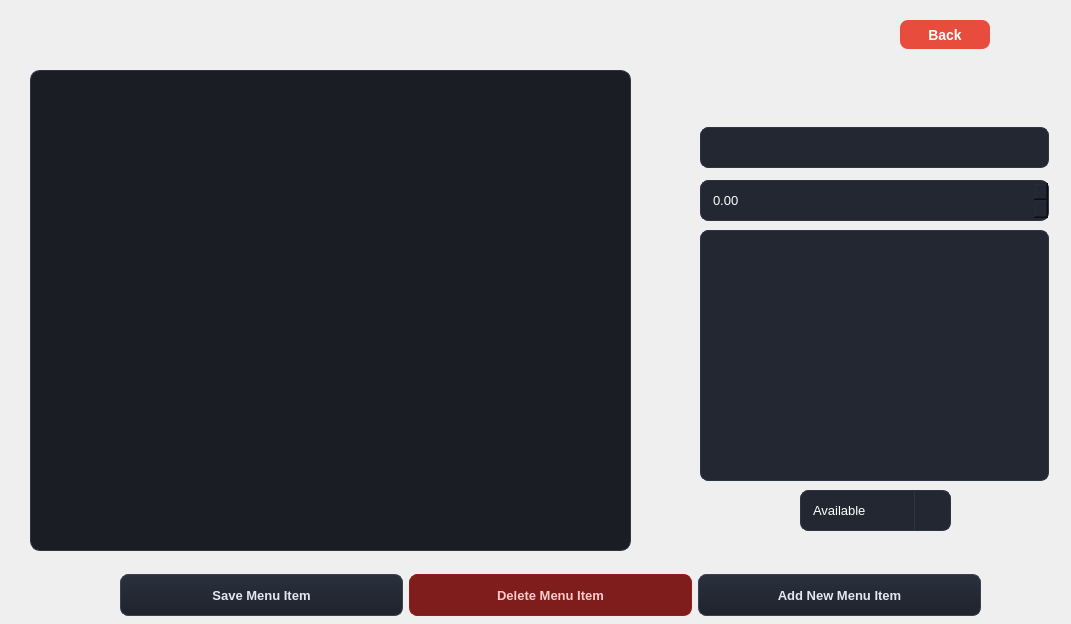
Qt form main/gui/restaurantowner.ui (HamidrezaNadafian/Restaurant-Management-System) before a commit.
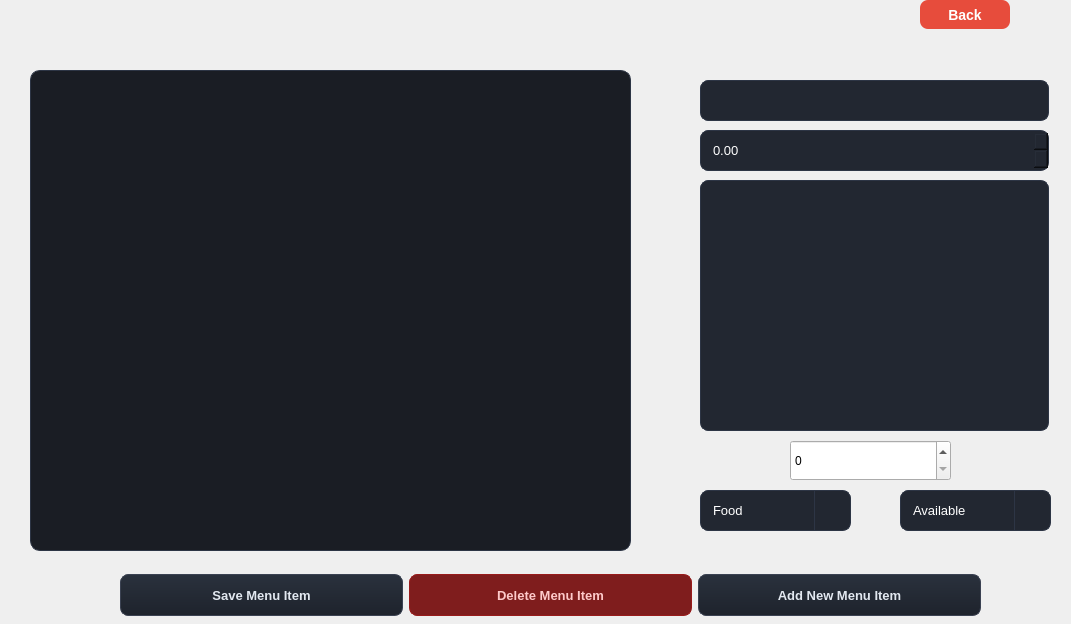
The same form after that commit. The open tabs and pages were chosen to show the change.

Patch:
```diff
--- a/main/gui/restaurantowner.ui
+++ b/main/gui/restaurantowner.ui
@@ -364,6 +364,36 @@
 QPushButton#btnCancelOrder:hover {
     background-color: #991b1b;
     color: #ffffff;
+}
+
+QComboBox#cmbCategory {
+    background-color: #222731;
+    border: 1px solid #2d3545;
+    border-radius: 8px;
+    padding: 10px 12px;
+    color: #ffffff;
+    font-size: 13px;
+}
+
+QComboBox#cmbCategory:focus {
+    border: 1px solid #f59e0b;
+}
+
+QComboBox#cmbCategory::drop-down {
+    border-left: 1px solid #2d3545;
+    width: 35px;
+    border-top-right-radius: 8px;
+    border-bottom-right-radius: 8px;
+}
+
+QComboBox#cmbCategory QAbstractItemView {
+    background-color: #222731;
+    border: 1px solid #f59e0b;
+    border-radius: 5px;
+    color: #ffffff;
+    selection-background-color: #f59e0b;
+    selection-color: #1a1d24;
+    outline: none;
 }</string>
    </property>
    <property name="currentIndex">
@@ -593,8 +623,8 @@
     <widget class="QPushButton" name="btnBackFromMenu">
      <property name="geometry">
       <rect>
-       <x>900</x>
-       <y>20</y>
+       <x>920</x>
+       <y>0</y>
        <width>90</width>
        <height>29</height>
       </rect>
@@ -659,7 +689,7 @@
      <property name="geometry">
       <rect>
        <x>700</x>
-       <y>127</y>
+       <y>80</y>
        <width>349</width>
        <height>41</height>
       </rect>
@@ -669,7 +699,7 @@
      <property name="geometry">
       <rect>
        <x>700</x>
-       <y>180</y>
+       <y>130</y>
        <width>349</width>
        <height>41</height>
       </rect>
@@ -679,7 +709,7 @@
      <property name="geometry">
       <rect>
        <x>700</x>
-       <y>230</y>
+       <y>180</y>
        <width>349</width>
        <height>251</height>
       </rect>
@@ -688,7 +718,7 @@
     <widget class="QComboBox" name="comboBox">
      <property name="geometry">
       <rect>
-       <x>800</x>
+       <x>900</x>
        <y>490</y>
        <width>151</width>
        <height>41</height>
@@ -705,6 +735,36 @@
       </property>
      </item>
     </widget>
+    <widget class="QComboBox" name="cmbCategory">
+     <property name="geometry">
+      <rect>
+       <x>700</x>
+       <y>490</y>
+       <width>151</width>
+       <height>41</height>
+      </rect>
+     </property>
+     <item>
+      <property name="text">
+       <string>Food</string>
+      </property>
+     </item>
+     <item>
+      <property name="text">
+       <string>Drink</string>
+      </property>
+     </item>
+    </widget>
+    <widget class="QSpinBox" name="spinCookOrVol">
+     <property name="geometry">
+      <rect>
+       <x>790</x>
+       <y>440</y>
+       <width>161</width>
+       <height>41</height>
+      </rect>
+     </property>
+    </widget>
    </widget>
    <widget class="QWidget" name="page_4">
     <widget class="QListWidget" name="listWidgetRestOrders">
```
Left out of the diff: 2 changed lines with no effect on the pictures.
